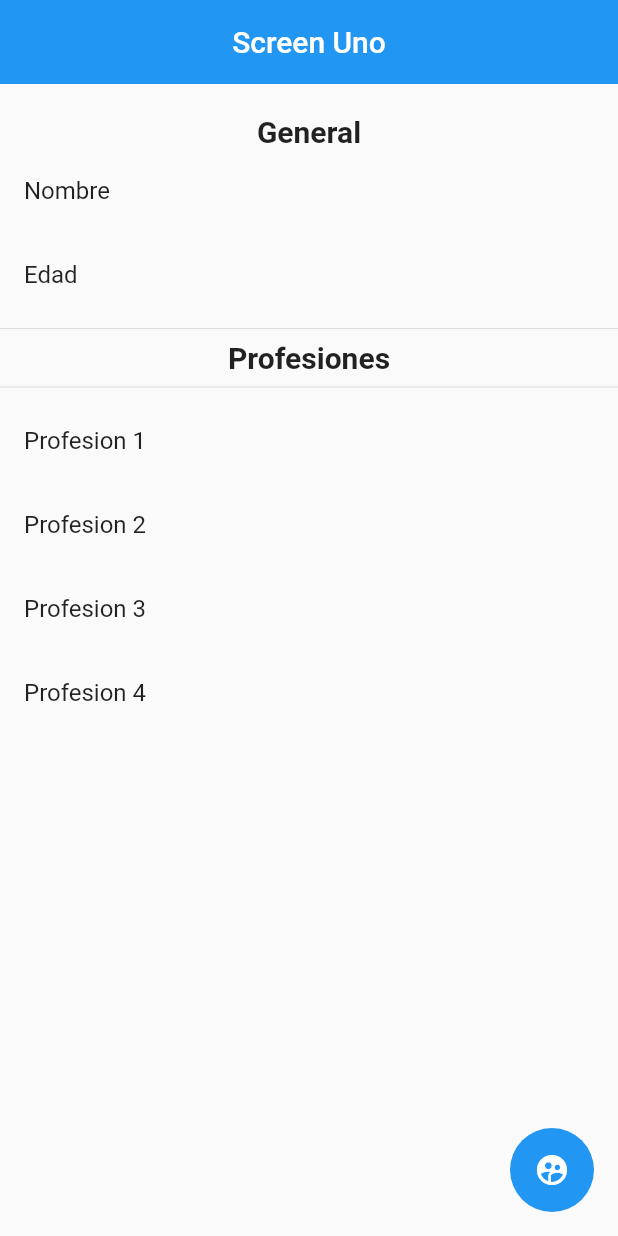
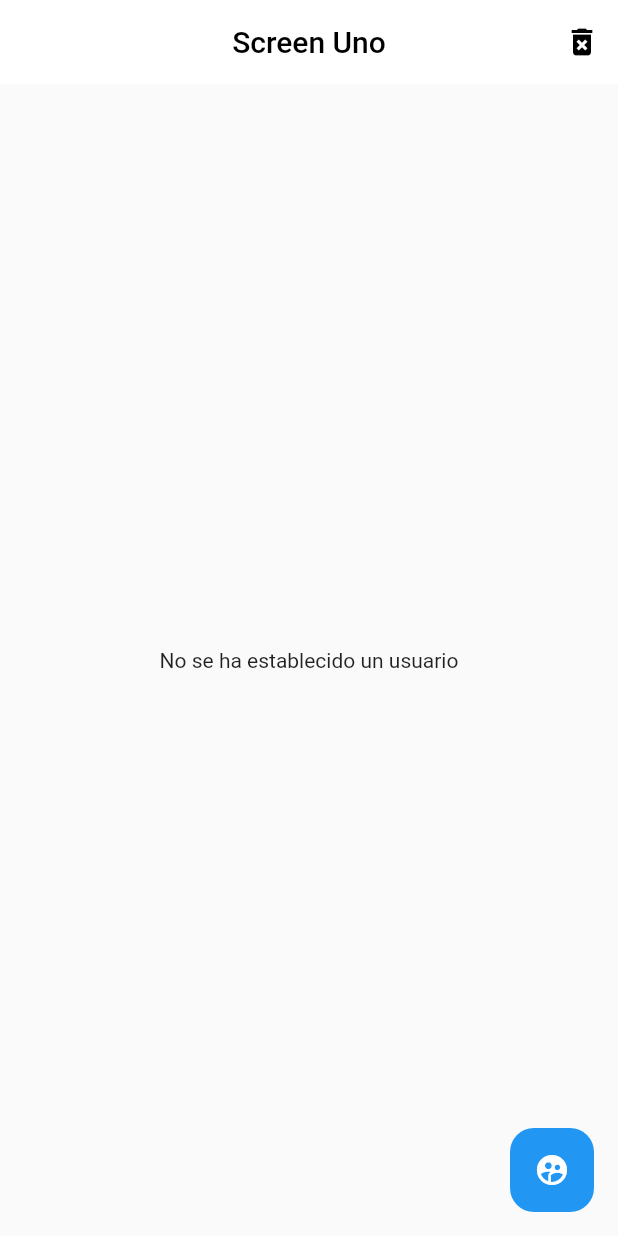
Before and after one commit to AndresFelipePadillaHurtado/flutter_estados, a Flutter app: the screen it shows after launch, on a phone screen of 412 x 824 dp. Run offline on Flutter 3.47's test engine with Material 2 defaults, Android fonts, the phone set to English and light mode, and no system bars; accounts and stored records are empty.

Commit message:
FIN Provider

```diff
--- a/lib/models/usuario.dart
+++ b/lib/models/usuario.dart
@@ -1,7 +1,7 @@
 class Usuario {
-  final String nombre;
-  final int edad;
-  final List<String> profesiones;
+  String nombre;
+  int edad;
+  List<String> profesiones;
 
   Usuario(
       {required this.nombre, required this.edad, required this.profesiones});
--- /dev/null
+++ b/lib/providers/usuario_provider.dart
@@ -0,0 +1,29 @@
+import 'package:estados/models/usuario.dart';
+import 'package:flutter/material.dart';
+
+class UsuarioProvider extends ChangeNotifier {
+  Usuario? _usuario;
+
+  bool get existeUsuario => (_usuario == null) ? false : true;
+  Usuario? get usuario => _usuario;
+
+  void cambiarUsuario(Usuario user) {
+    _usuario = user;
+    notifyListeners();
+  }
+
+  void cambiarEdad(int edad) {
+    usuario?.edad = edad;
+    notifyListeners();
+  }
+
+  void removerUsuario() {
+    _usuario = null;
+    notifyListeners();
+  }
+
+  void adicionarProfesion() {
+    _usuario?.profesiones.add("Profesion ${_usuario!.profesiones.length + 1}");
+    notifyListeners();
+  }
+}
--- a/lib/screens/screen_uno.dart
+++ b/lib/screens/screen_uno.dart
@@ -1,5 +1,8 @@
+import 'package:estados/models/usuario.dart';
+import 'package:estados/providers/usuario_provider.dart';
 import 'package:estados/screens/screen_dos.dart';
 import 'package:flutter/material.dart';
+import 'package:provider/provider.dart';
 
 class ScreenUno extends StatelessWidget {
   static String nameScreen = "ScreenUno";
@@ -8,49 +11,24 @@ class ScreenUno extends StatelessWidget {
 
   @override
   Widget build(BuildContext context) {
+    final usuarioProvider = context.watch<UsuarioProvider>();
+
     return Scaffold(
       appBar: AppBar(
         title: const Text("Screen Uno"),
         centerTitle: true,
         elevation: 0,
+        actions: [
+          IconButton(
+              onPressed: () => usuarioProvider.removerUsuario(),
+              icon: const Icon(Icons.delete_forever))
+        ],
       ),
-      body: Container(
-        padding: const EdgeInsets.symmetric(vertical: 20),
-        width: double.infinity,
-        height: double.infinity,
-        child: const SingleChildScrollView(
-          child: Column(children: [
-            Text(
-              "General",
-              style: TextStyle(fontSize: 20, fontWeight: FontWeight.bold),
+      body: usuarioProvider.existeUsuario
+          ? _BodyPage(usuarioProvider.usuario!)
+          : const Center(
+              child: Text("No se ha establecido un usuario"),
             ),
-            ListTile(
-              title: Text("Nombre"),
-            ),
-            ListTile(
-              title: Text("Edad"),
-            ),
-            Divider(),
-            Text(
-              "Profesiones",
-              style: TextStyle(fontSize: 20, fontWeight: FontWeight.bold),
-            ),
-            Divider(),
-            ListTile(
-              title: Text("Profesion 1"),
-            ),
-            ListTile(
-              title: Text("Profesion 2"),
-            ),
-            ListTile(
-              title: Text("Profesion 3"),
-            ),
-            ListTile(
-              title: Text("Profesion 4"),
-            ),
-          ]),
-        ),
-      ),
       floatingActionButton: FloatingActionButton(
         elevation: 0,
         onPressed: () {
@@ -61,3 +39,43 @@ class ScreenUno extends StatelessWidget {
     );
   }
 }
+
+class _BodyPage extends StatelessWidget {
+  final Usuario usuario;
+
+  const _BodyPage(this.usuario);
+
+  @override
+  Widget build(BuildContext context) {
+    return Container(
+      padding: const EdgeInsets.symmetric(vertical: 20),
+      width: double.infinity,
+      height: double.infinity,
+      child: SingleChildScrollView(
+        child: Column(children: [
+          const Text(
+            "General",
+            style: TextStyle(fontSize: 20, fontWeight: FontWeight.bold),
+          ),
+          const Divider(),
+          ListTile(
+            title: Text("Nombre: ${usuario.nombre}"),
+          ),
+          ListTile(
+            title: Text("Edad: ${usuario.edad}"),
+          ),
+          const Text(
+            "Profesiones",
+            style: TextStyle(fontSize: 20, fontWeight: FontWeight.bold),
+          ),
+          const Divider(),
+          ...usuario.profesiones
+              .map((e) => ListTile(
+                    title: Text(e),
+                  ))
+              .toList()
+        ]),
+      ),
+    );
+  }
+}
```
Also changed, not shown: lib/main.dart (+8 -1 lines), lib/screens/screen_dos.dart (+25 -4 lines), pubspec.yaml (+4 -12 lines), pubspec.lock.
